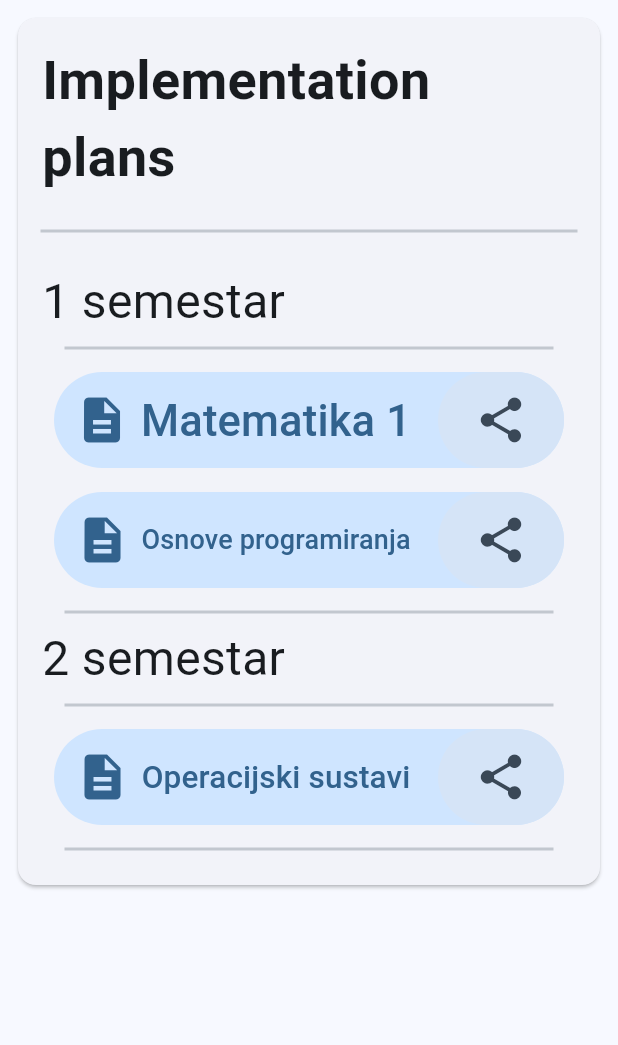
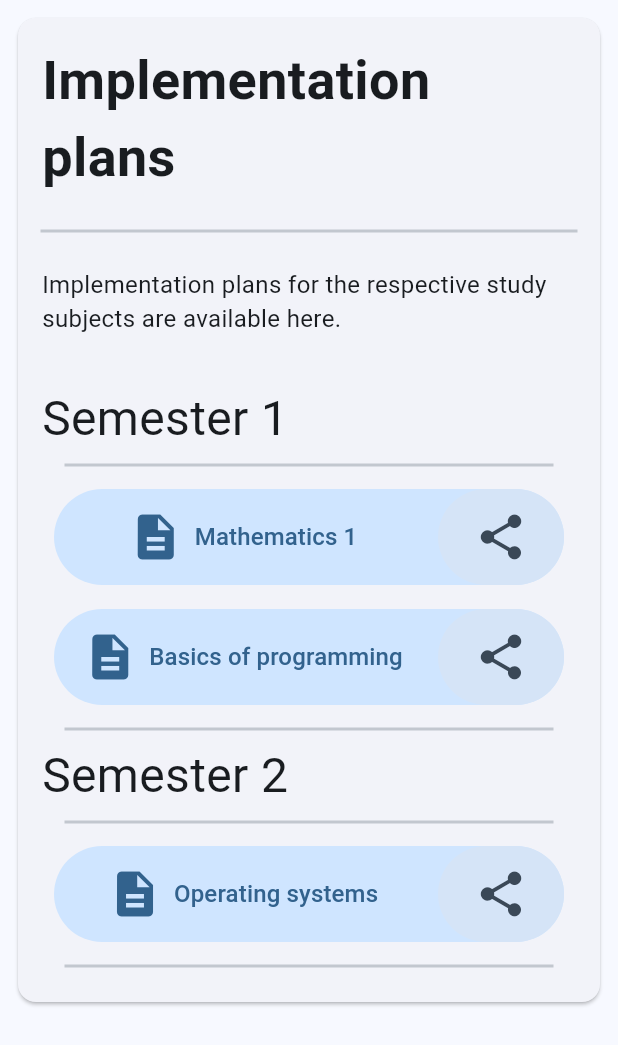
Before and after one commit to Noname3123/FiditME, a Flutter app: the DinpsPage widget shown alone on an empty page, opened directly, after a tap on the "share" icon, on a phone screen of 412 x 824 dp. Shown: the top 1045 px of the screen. Run offline on Flutter 3.47's test engine with Material 3 defaults, Android fonts, the phone set to English and light mode, and no system bars; drawn by our look-alikes of auto_size_text; our stand-ins replace flutter_map, latlong2, localstorage, open_filex, settings_ui, share_plus; missing offline and left inert: maps_launcher; generated files the repository leaves out were written again.

Commit message:
Implemented full localization and share feature on the Dinps site

```diff
--- a/fidit_me_jakupovic/l10n.yaml
+++ b/fidit_me_jakupovic/l10n.yaml
@@ -2,3 +2,4 @@
 arb-dir: lib/l10n
 template-arb-file: app_hr.arb
 output-localization-file: app_localizations.dart
+use-escaping: true
--- a/fidit_me_jakupovic/lib/l10n/app_en.arb
+++ b/fidit_me_jakupovic/lib/l10n/app_en.arb
@@ -23,5 +23,9 @@
     "vrijednostiContent": "1. Promotion of scientific excellence and international visibility, but also appreciation of diversity within different areas of scientific and professional work. \n\n2. Monitoring trends and new scientific knowledge to enable personal growth and development and competitiveness in the scientific and professional field. \n\n3. Strengthening cooperation and connection of all human resources at the Faculty, including students, teachers, researchers, non-teaching staff and external collaborators, as a mechanism of stability, joint development, quality and progress. \n\n4. Encouraging the development of the Faculty through cooperation with scientists in the country and abroad on scientific and professional projects. \n\n5. Encouraging the development of the Faculty through interdisciplinarity and cooperation on scientific projects and teaching programs with scientists from other compatible fields of science. \n\n6. Promotion of lifelong education and development of specialist studies. \n\n7. Promotion of the STEM field and transfer of knowledge to the local community and cooperation with the economy.",
     "osnovneInfo": "Basic information & contact",
     "adresa": "Radmile Matejčić 2, 51000 Rijeka, Republic of Croatia",
-    "navigacijskiGumb": "Directions to this place"
+    "navigacijskiGumb": "Directions to this place",
+    "semestar": "Semester {broj}",
+    "izvedbeniPlanOpis": "Implementation plans for the respective study subjects are available here.",
+    "dokumenti": "{predmet, select, Matematika1{Mathematics 1}  OsnoveProgramiranja{Basics of programming} OperacijskiSustavi{Operating systems} DubinskaAnalizaPodataka{InDepth data analysis} StrojnoiDubokoUcenje{Machine and deep learning} other{nedostupno}}",
+    "porukaDijeljenjaDokumenta": "Sharing document {nazivDokumenta}"
 }
--- a/fidit_me_jakupovic/lib/models/internet_documents.dart
+++ b/fidit_me_jakupovic/lib/models/internet_documents.dart
@@ -18,7 +18,7 @@ var dinpPreddiplomskiStudiji = {
           host: "inf.uniri.hr",
           path:
               "/images/nastava/izvedbeni/2023_2024/PDS/1/DINP_FIDIT_2023_2024_MAT1.pdf"),
-      documentName: "Matematika 1",
+      documentName: "Matematika1",
     ),
     Document(
       url: Uri(
@@ -26,7 +26,7 @@ var dinpPreddiplomskiStudiji = {
           host: "inf.uniri.hr",
           path:
               "/images/nastava/izvedbeni/2023_2024/PDS/1/DINP_FIDIT_2023_2024_OPROG.pdf"),
-      documentName: "Osnove programiranja",
+      documentName: "OsnoveProgramiranja",
     )
   ],
   2: [
@@ -36,7 +36,7 @@ var dinpPreddiplomskiStudiji = {
           host: "inf.uniri.hr",
           path:
               "images/nastava/izvedbeni/2023_2024/PDS/1/DINP_FIDIT_2023_2024_OS.pdf"),
-      documentName: "Operacijski sustavi",
+      documentName: "OperacijskiSustavi",
     )
   ]
 };
@@ -50,7 +50,7 @@ var dinpDiplomskiStudiji = {
           host: "inf.uniri.hr",
           path:
               "/images/nastava/izvedbeni/2023_2024/DS/1/DINP_FIDIT_2023_2024_DAP.pdf"),
-      documentName: "Dubinska analiza podataka",
+      documentName: "DubinskaAnalizaPodataka",
     )
   ],
   2: [
@@ -60,7 +60,7 @@ var dinpDiplomskiStudiji = {
           host: "inf.uniri.hr",
           path:
               "/images/nastava/izvedbeni/2023_2024/DS/1/DINP_FIDIT_2023_2024_SDU.pdf"),
-      documentName: "Strojno i duboko učenje",
+      documentName: "StrojnoiDubokoUcenje",
     )
   ]
 };
--- a/fidit_me_jakupovic/lib/pages/dinps.dart
+++ b/fidit_me_jakupovic/lib/pages/dinps.dart
@@ -13,7 +13,12 @@ class DinpsPage extends StatelessWidget {
   const DinpsPage({super.key});
   final titleTextStyle =
       const TextStyle(fontSize: 36, fontWeight: FontWeight.bold);
-  final contentTextStyle = const TextStyle(fontSize: 32);
+  final contentTextStyle = const TextStyle(
+    fontSize: 16,
+  );
+  final subTitleTextStyle = const TextStyle(
+    fontSize: 32,
+  );
   final iconSize = 36.0;
 
   final documentButtonStyleheight = 64.0;
@@ -37,10 +42,10 @@ class DinpsPage extends StatelessWidget {
         ]));
   }
 
-  ///this method iterates through all DINP docs and renders a card for all of them. It returns a list of widgets
+//TODO: generateButtonsForDocuments, createCard, createDocumentButton, shareDocument, openDocument => move these methods and appropriate variables in a static class/ another package since it will be used for other sites
+  ///this method iterates through all DINP docs and renders a card for all of them. It returns a list of widgets. Required parameters are the build context of the widgets and a list of document objects
   Widget generateButtonsForDocuments(BuildContext context,
       Map<int, List<documents.Document>> listOfDocuments) {
-    //TODO: this method must receive a class containing dinp semester, subject name and appropriate share + open document methods
     return Column(
       children: [
         ...listOfDocuments.keys.map((key) {
@@ -48,8 +53,8 @@ class DinpsPage extends StatelessWidget {
             crossAxisAlignment: CrossAxisAlignment.start,
             children: [
               Text(
-                "$key semestar",
-                style: contentTextStyle,
+                AppLocalizations.of(context)!.semestar(key),
+                style: subTitleTextStyle,
               ),
               const Divider(),
               ...listOfDocuments[key]!.map((document) {
@@ -59,14 +64,13 @@ class DinpsPage extends StatelessWidget {
             ],
           );
         })
-      ], //TODO: localize
+      ],
     );
   }
 
   ///this method creates and returns a Card widget which is populated with documents
   Widget createCard(BuildContext context,
       Map<int, List<documents.Document>> listOfDocuments) {
-    //TODO: add appropriate params to load names accurately
     return Card(
         child: Column(
       crossAxisAlignment: CrossAxisAlignment.start,
@@ -80,13 +84,20 @@ class DinpsPage extends StatelessWidget {
         ),
         const Divider(),
         Padding(
+          padding: const EdgeInsets.all(16.0),
+          child: Text(
+            AppLocalizations.of(context)!.izvedbeniPlanOpis,
+            style: contentTextStyle,
+          ),
+        ),
+        Padding(
             padding: const EdgeInsets.all(16.0),
             child: generateButtonsForDocuments(context, listOfDocuments)),
       ],
     ));
   }
 
-  ///This method returns a widget which represents a document button which contains share and download methods
+  ///This method returns a widget which represents a document button which contains share and download methods. It receives build context and document object as parameters. Build context is essential for establishing localization.
   Widget createDocumentButton(
       BuildContext context, documents.Document document) {
     return Padding(
@@ -111,7 +122,8 @@ class DinpsPage extends StatelessWidget {
                     size: iconSize,
                   ),
                   label: AutoSizeText(
-                    document.documentName,
+                    AppLocalizations.of(context)!
+                        .dokumenti(document.documentName),
                     style: contentTextStyle,
                     maxLines: 1,
                   ),
@@ -138,18 +150,14 @@ class DinpsPage extends StatelessWidget {
 
   ///this async method shares the document to appropriate app on the playtform
   void shareDocument(BuildContext context, documents.Document document) async {
-    //TODO: add param to determine doc URL
-
     Share.share(document.url.toString(),
-        subject:
-            "Sharing {filename}"); //TODO: Localize this message and instead of filename add the name of file
+        subject: AppLocalizations.of(context)!.porukaDijeljenjaDokumenta(
+            AppLocalizations.of(context)!.dokumenti(document.documentName)));
   }
 
   ///This async method opens the appropriate document.
   ///
   void openDocument(documents.Document document) async {
-    //TODO: add param which will open doc
-
     var pdfResponse = await http.get(document.url);
 
     if (pdfResponse.statusCode != 200) {
@@ -168,7 +176,6 @@ class DinpsPage extends StatelessWidget {
     var pdfFile = File('$tempPath/pdf-doc.pdf');
     await pdfFile.writeAsBytes(pdfResponse.bodyBytes);
 
-    /*var pdfDocument =*/ //openfilex open file here;
     OpenFilex.open(pdfFile.path);
   }
 }
```
Also changed, not shown: fidit_me_jakupovic/lib/l10n/app_hr.arb (+31 -0 lines).
